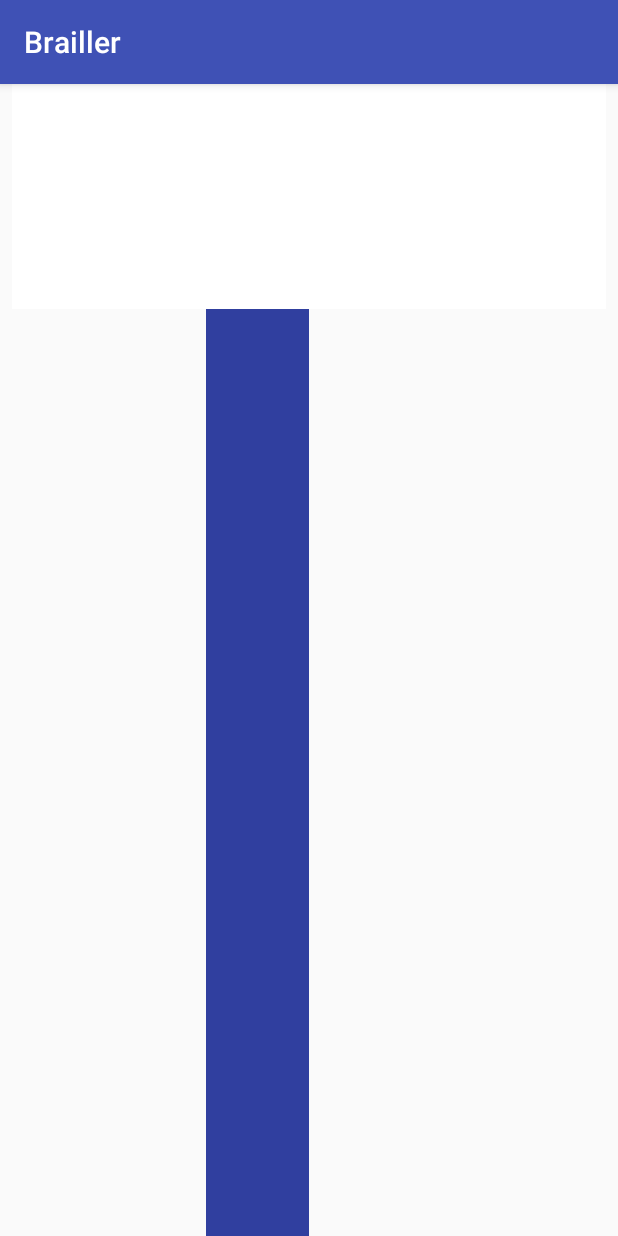
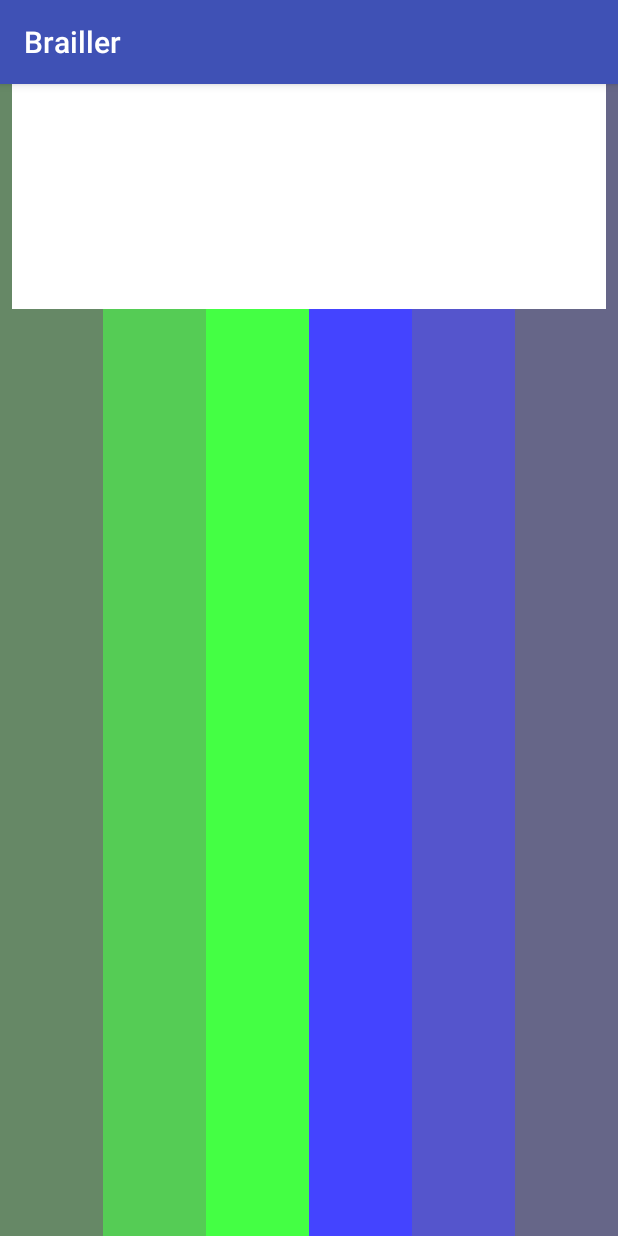
Before and after one commit to gmadrid/brailler, an Android app: the screen it shows after launch (MainActivity), on a phone screen of 412 x 824 dp. Run offline under Robolectric (Android 15) with nearby library versions, the phone set to English and light mode, and no system bars; our stand-ins replace RxJava; libraries missing offline, so code that uses them is left out: com.jakewharton.rxbinding2; 3 statements that could not run were skipped.

Commit message:
Added background to buttons

```diff
--- a/app/src/main/res/layout/activity_main.xml
+++ b/app/src/main/res/layout/activity_main.xml
@@ -14,7 +14,7 @@
         android:layout_height="match_parent"
         app:layout_constraintStart_toEndOf="@id/dot2"
         app:layout_constraintEnd_toStartOf="@id/dot4"
-        android:background="@color/colorPrimaryDark"
+        android:background="#44ff44"
         />
     <View
         android:id="@+id/dot2"
@@ -22,6 +22,7 @@
         android:layout_height="match_parent"
         app:layout_constraintStart_toEndOf="@id/dot3"
         app:layout_constraintEnd_toStartOf="@id/dot1"
+        android:background="#55cc55"
         />
     <View
         android:id="@+id/dot3"
@@ -29,6 +30,7 @@
         android:layout_height="match_parent"
         app:layout_constraintStart_toStartOf="parent"
         app:layout_constraintEnd_toStartOf="@id/dot2"
+        android:background="#668866"
         />
     <View
         android:id="@+id/dot4"
@@ -36,6 +38,7 @@
         android:layout_height="match_parent"
         app:layout_constraintStart_toEndOf="@id/dot1"
         app:layout_constraintEnd_toStartOf="@id/dot5"
+        android:background="#4444ff"
         />
     <View
         android:id="@+id/dot5"
@@ -43,6 +46,7 @@
         android:layout_height="match_parent"
         app:layout_constraintStart_toEndOf="@id/dot4"
         app:layout_constraintEnd_toStartOf="@id/dot6"
+        android:background="#5555cc"
         />
     <View
         android:id="@+id/dot6"
@@ -50,6 +54,7 @@
         android:layout_height="match_parent"
         app:layout_constraintStart_toEndOf="@id/dot5"
         app:layout_constraintEnd_toEndOf="parent"
+        android:background="#666688"
         />
 
     <TextView
```
Also changed, not shown: app/src/main/java/com/scrawlsoft/brailler/MainActivity.kt (+12 -9 lines).
